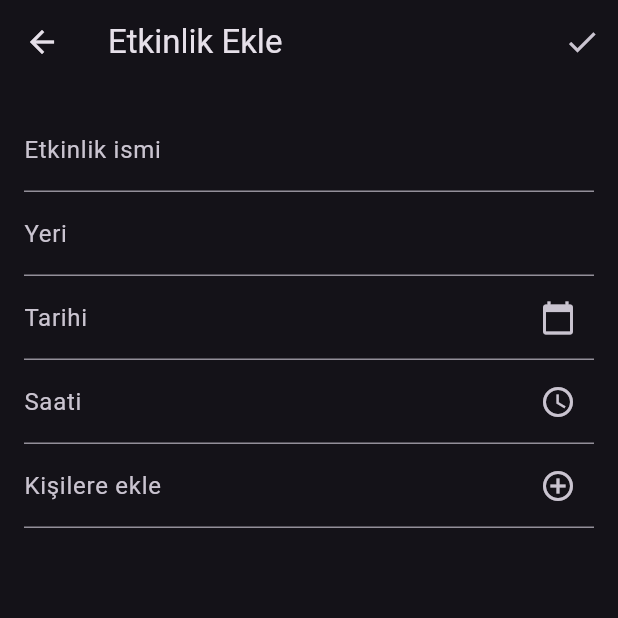
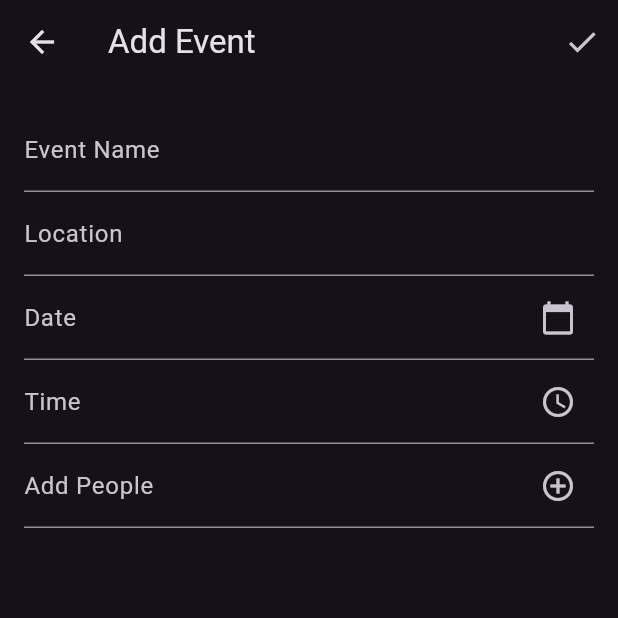
Before and after one commit to unalgithub/etkinlik, a Flutter app: the EventPage screen opened directly, item 2 of the bottom bar chosen, after a tap on the "playlist add" icon, on a phone screen of 412 x 824 dp, the top half of it. Run offline on Flutter 3.47's test engine with Material 3 defaults, Android fonts, the phone set to English and light mode, and no system bars; our stand-ins replace animated_bottom_navigation_bar, auto_size_text, cloud_firestore, easy_localization, firebase_auth, firebase_core and 4 more; accounts and stored records are empty.

Commit message:
language-update

```diff
--- a/assets/langs/en-US.json
+++ /dev/null
@@ -1,3 +0,0 @@
-{
-  "Change to Turkish": "Change to Turkish"
-}
--- a/assets/langs/tr-TR.json
+++ /dev/null
@@ -1,3 +0,0 @@
-{
-  "Change to Turkish": "Türkçeye geç"
-}
--- a/lib/screens/anasayfa.dart
+++ b/lib/screens/anasayfa.dart
@@ -1,3 +1,4 @@
+import 'package:flutter/foundation.dart';
 import 'package:flutter/material.dart';
 import 'package:animated_bottom_navigation_bar/animated_bottom_navigation_bar.dart';
 import 'package:auto_size_text/auto_size_text.dart';
@@ -6,6 +7,7 @@ import 'package:deneme/providers/event_provider.dart';
 import 'package:deneme/providers/theme_provider.dart';
 import 'package:deneme/screens/etkinlikdetay.dart';
 import 'package:deneme/screens/etkinlikekle.dart';
+import 'package:easy_localization/easy_localization.dart';
 
 class EventPage extends StatefulWidget {
   const EventPage({super.key});
@@ -77,12 +79,14 @@ class _EventPageState extends State<EventPage> with TickerProviderStateMixin {
           body: Stack(
             children: [
               _getBody(eventProvider),
-              if (_bottomNavIndex == 3) // Sadece Page 3'te butonu göster
+              if (_bottomNavIndex == 3)
                 Positioned(
                   top: 16,
                   right: 15,
                   child: SafeArea(
-                    child: IconButton(
+                    child: Column(
+                      children: [
+                        IconButton(
                           icon: Icon(
                             Provider.of<ThemeProvider>(context).isDarkMode
                                 ? Icons.light_mode
@@ -92,6 +96,14 @@ class _EventPageState extends State<EventPage> with TickerProviderStateMixin {
                             Provider.of<ThemeProvider>(context, listen: false)
                                 .toogleTheme();
                           },
+                        ),
+                        IconButton(
+                          icon: const Icon(Icons.language),
+                          onPressed: () {
+                            _changeLanguage(context);
+                          },
+                        ),
+                      ],
                     ),
                   ),
                 ),
@@ -112,7 +124,7 @@ class _EventPageState extends State<EventPage> with TickerProviderStateMixin {
                 ),
               );
             },
-            tooltip: 'Etkinlik ekle',
+            tooltip: 'add_event'.tr(),
             child: const Icon(Icons.playlist_add_outlined),
           ),
           floatingActionButtonLocation:
@@ -135,10 +147,10 @@ class _EventPageState extends State<EventPage> with TickerProviderStateMixin {
                     padding: const EdgeInsets.symmetric(horizontal: 8),
                     child: AutoSizeText(
                       index == 0
-                          ? "Etkinlikler"
+                          ? "events".tr()
                           : index == 3
-                              ? "Ayarlar"
-                              : "", // index 1 ve 2 durumları için boş metin
+                              ? "settings".tr()
+                              : "page".tr(args: [index.toString()]),
                       maxLines: 1,
                       style: TextStyle(color: color),
                     ),
@@ -162,17 +174,32 @@ class _EventPageState extends State<EventPage> with TickerProviderStateMixin {
     );
   }
 
+  void _changeLanguage(BuildContext context) {
+    final currentLocale = context.locale;
+    if (kDebugMode) {
+      print("Current Locale: $currentLocale");
+    }
+
+    final newLocale = currentLocale == const Locale('tr', 'TR')
+        ? const Locale('en', 'US')
+        : const Locale('tr', 'TR');
+
+    context.setLocale(newLocale);
+    if (kDebugMode) {
+      print("New Locale: $newLocale");
+    }
+  }
+
   Widget _getBody(EventProvider eventProvider) {
     switch (_bottomNavIndex) {
       case 0:
         return _buildEventList(eventProvider);
       case 1:
-        return const Center(child: Text("Add Event"));
-
+        return const Center(child: Text('"Sayfa 1"'));
       case 3:
-        return const Center(child: Text("Ayarlar")); // Page 3 için özel içerik
+        return const Center(child: Text("Ayarlar"));
       default:
-        return Center(child: Text("Page $_bottomNavIndex"));
+        return Center(child: Text("page".tr(args: [_bottomNavIndex.toString()])));
     }
   }
 
@@ -206,11 +233,11 @@ class _EventPageState extends State<EventPage> with TickerProviderStateMixin {
                     subtitle: Column(
                       crossAxisAlignment: CrossAxisAlignment.start,
                       children: [
-                        Text('Yer: ${event['location']}'),
-                        Text('Tarih: ${event['date']}'),
-                        Text('Saat: ${event['time']}'),
+                        Text('${"location".tr()}: ${event['location']}'),
+                        Text('${"date".tr()}: ${event['date']}'),
+                        Text('${"time".tr()}: ${event['time']}'),
                         const SizedBox(height: 10),
-                        const Text('Katılımcılar:'),
+                        Text('participants'.tr()),
                         ...people.map((person) => Text(person)),
                       ],
                     ),
@@ -229,20 +256,20 @@ class _EventPageState extends State<EventPage> with TickerProviderStateMixin {
       context: context,
       builder: (context) {
         return AlertDialog(
-          title: const Text("Silmek istediğinize emin misiniz?"),
+          title: Text("delete_confirmation".tr()),
           actions: [
             TextButton(
               onPressed: () {
                 Navigator.of(context).pop();
               },
-              child: const Text("İptal"),
+              child: Text("cancel".tr()),
             ),
             TextButton(
               onPressed: () {
                 eventProvider.removeEvent(index);
                 Navigator.of(context).pop();
               },
-              child: const Text("Sil"),
+              child: Text("delete".tr()),
             ),
           ],
         );
--- a/lib/screens/etkinlikekle.dart
+++ b/lib/screens/etkinlikekle.dart
@@ -1,174 +1,167 @@
-import 'package:flutter/material.dart'; // Flutter'ın material tasarım bileşenlerini kullanmak için
+import 'package:flutter/material.dart';
+import 'package:easy_localization/easy_localization.dart'; // easy_localization paketini ekliyoruz
 
 class AddEventPage extends StatefulWidget {
-  final void Function(Map<String, dynamic>) onEventAdded; // Etkinlik eklendiğinde çağrılacak fonksiyon
+  final void Function(Map<String, dynamic>) onEventAdded;
 
-  const AddEventPage({super.key, required this.onEventAdded}); // Constructor, onEventAdded fonksiyonunu alır
+  const AddEventPage({super.key, required this.onEventAdded});
 
   @override
   // ignore: library_private_types_in_public_api
-  _AddEventPageState createState() => _AddEventPageState(); // State oluşturulur
+  _AddEventPageState createState() => _AddEventPageState();
 }
 
 class _AddEventPageState extends State<AddEventPage> {
-  final TextEditingController _nameController = TextEditingController(); // Etkinlik ismi için controller
-  final TextEditingController _locationController = TextEditingController(); // Yer için controller
-  final TextEditingController _dateController = TextEditingController(); // Tarih için controller
-  final TextEditingController _timeController = TextEditingController(); // Saat için controller
-  List<String> people = []; // Kişileri saklamak için liste
-  final TextEditingController _personController = TextEditingController(); // Kişi eklemek için controller
+  final TextEditingController _nameController = TextEditingController();
+  final TextEditingController _locationController = TextEditingController();
+  final TextEditingController _dateController = TextEditingController();
+  final TextEditingController _timeController = TextEditingController();
+  List<String> people = [];
+  final TextEditingController _personController = TextEditingController();
 
   void _addPerson() {
-    // Kişi ekleme işlevi
-    String person = _personController.text; // TextField'dan kişiyi al
-    if (person.isNotEmpty) { // Kişi boş değilse
+    String person = _personController.text;
+    if (person.isNotEmpty) {
       setState(() {
-        people.add(person); // Kişiyi listeye ekle
-        _personController.clear(); // TextField'i temizle
+        people.add(person);
+        _personController.clear();
       });
     }
   }
 
   Future<void> _selectDate(BuildContext context) async {
-    // Tarih seçimi işlevi
     final DateTime? picked = await showDatePicker(
-      context: context, // Dialog'un gösterileceği context
-      initialDate: DateTime.now(), // Varsayılan olarak bugünkü tarih
-      firstDate: DateTime.now(), // Seçilebilecek en erken tarih
-      lastDate: DateTime(2100), // Seçilebilecek en geç tarih
+      context: context,
+      initialDate: DateTime.now(),
+      firstDate: DateTime.now(),
+      lastDate: DateTime(2100),
     );
     if (picked != null) {
-      // Eğer bir tarih seçildiyse
       setState(() {
-        _dateController.text = "${picked.toLocal()}".split(' ')[0]; // Seçilen tarihi TextField'a yaz
+        _dateController.text = "${picked.toLocal()}".split(' ')[0];
       });
     }
   }
 
   Future<void> _selectTime(BuildContext context) async {
-  // Saat seçimi işlevi
     final TimeOfDay? picked = await showTimePicker(
-    context: context, // Dialog'un gösterileceği context
-    initialTime: TimeOfDay.now(), // Varsayılan olarak mevcut saat
+      context: context,
+      initialTime: TimeOfDay.now(),
       builder: (BuildContext context, Widget? child) {
         return MediaQuery(
-        data: MediaQuery.of(context).copyWith(alwaysUse24HourFormat: true), // 24 saat formatını etkinleştir
+          data: MediaQuery.of(context).copyWith(alwaysUse24HourFormat: true),
           child: child!,
         );
       },
     );
     if (picked != null) {
-  // Eğer bir saat seçildiyse
       setState(() {
-    // Seçilen saati 24 saat formatında TextField'a yaz
-    final hour = picked.hour.toString().padLeft(2, '0'); // Saati iki basamaklı olacak şekilde formatla
-    final minute = picked.minute.toString().padLeft(2, '0'); // Dakikayı iki basamaklı olacak şekilde formatla
-    _timeController.text = '$hour:$minute'; // Saati ve dakikayı birleştir
+        final hour = picked.hour.toString().padLeft(2, '0');
+        final minute = picked.minute.toString().padLeft(2, '0');
+        _timeController.text = '$hour:$minute';
       });
     }
   }
 
   void _submitEvent() {
-    // Etkinlik gönderme işlevi
-    final String name = _nameController.text; // Etkinlik ismini al
-    final String location = _locationController.text; // Yeri al
-    final String date = _dateController.text; // Tarihi al
-    final String time = _timeController.text; // Saati al
+    final String name = _nameController.text;
+    final String location = _locationController.text;
+    final String date = _dateController.text;
+    final String time = _timeController.text;
 
     if (name.isNotEmpty && location.isNotEmpty && date.isNotEmpty && time.isNotEmpty) {
-      // Tüm alanlar doluysa
       widget.onEventAdded({
         'name': name,
         'location': location,
         'date': date,
         'time': time,
-        'people': people, // Kişileri etkinlik bilgileriyle birlikte gönder
+        'people': people,
       });
-      Navigator.of(context).pop(); // Sayfayı kapat
+      Navigator.of(context).pop();
     }
   }
 
   @override
   void dispose() {
-    // Kullanıcı arayüzü bileşenleri kapatılırken çağrılır
-    _nameController.dispose(); // _nameController'ı kapat
-    _locationController.dispose(); // _locationController'ı kapat
-    _dateController.dispose(); // _dateController'ı kapat
-    _timeController.dispose(); // _timeController'ı kapat
-    _personController.dispose(); // _personController'ı kapat
-    super.dispose(); // Üst sınıfın dispose metodunu çağır
+    _nameController.dispose();
+    _locationController.dispose();
+    _dateController.dispose();
+    _timeController.dispose();
+    _personController.dispose();
+    super.dispose();
   }
 
   @override
   Widget build(BuildContext context) {
-    // Uygulamanın görünümünü oluşturan build metodu
     return Scaffold(
       appBar: AppBar(
         leading: IconButton(
-          icon: const Icon(Icons.arrow_back), // Geri butonu ikonu
+          icon: const Icon(Icons.arrow_back),
           onPressed: () {
-            Navigator.of(context).pop(); // Geri butonuna tıklanınca sayfayı kapat
+            Navigator.of(context).pop();
           },
+          tooltip: 'back'.tr(),
         ),
-        title: const Text('Etkinlik Ekle'), // Sayfanın başlığı
+        title: Text('add_event'.tr()),
         actions: [
           IconButton(
-            icon: const Icon(Icons.check), // Onay butonu ikonu
-            onPressed: _submitEvent, // Onay butonuna tıklanınca etkinliği gönder
+            icon: const Icon(Icons.check),
+            onPressed: _submitEvent,
+            tooltip: 'confirm'.tr(),
           ),
         ],
       ),
       body: Padding(
-        padding: const EdgeInsets.all(16.0), // Sayfa kenar boşlukları
+        padding: const EdgeInsets.all(16.0),
         child: Column(
           children: [
             TextField(
-              controller: _nameController, // Etkinlik ismi için controller
-              decoration: const InputDecoration(labelText: 'Etkinlik ismi'), // TextField'in etiketi
+              controller: _nameController,
+              decoration: InputDecoration(labelText: 'event_name'.tr()),
             ),
             TextField(
-              controller: _locationController, // Yeri için controller
-              decoration: const InputDecoration(labelText: 'Yeri'), // TextField'in etiketi
+              controller: _locationController,
+              decoration: InputDecoration(labelText: 'location'.tr()),
             ),
             TextField(
-              controller: _dateController, // Tarih için controller
+              controller: _dateController,
               decoration: InputDecoration(
-                labelText: 'Tarihi', // TextField'in etiketi
+                labelText: 'date'.tr(),
                 suffixIcon: IconButton(
-                  icon: const Icon(Icons.calendar_today), // Takvim ikonu
-                  onPressed: () => _selectDate(context), // Tarih seçimi için buton
+                  icon: const Icon(Icons.calendar_today),
+                  onPressed: () => _selectDate(context),
                 ),
               ),
-              readOnly: true, // Sadece tıklama ile seçim yapılabilir
+              readOnly: true,
             ),
             TextField(
-              controller: _timeController, // Saat için controller
+              controller: _timeController,
               decoration: InputDecoration(
-                labelText: 'Saati', // TextField'in etiketi
+                labelText: 'time'.tr(),
                 suffixIcon: IconButton(
-                  icon: const Icon(Icons.access_time), // Saat ikonu
-                  onPressed: () => _selectTime(context), // Saat seçimi için buton
+                  icon: const Icon(Icons.access_time),
+                  onPressed: () => _selectTime(context),
                 ),
               ),
-              readOnly: true, // Sadece tıklama ile seçim yapılabilir
+              readOnly: true,
             ),
             TextField(
-              controller: _personController, // Kişi eklemek için controller
+              controller: _personController,
               decoration: InputDecoration(
-                labelText: 'Kişilere ekle', // TextField'in etiketi
+                labelText: 'add_people'.tr(),
                 suffixIcon: IconButton(
-                  icon: const Icon(Icons.add_circle_outline), // Ekleme butonu ikonu
-                  onPressed: _addPerson, // Ekleme butonuna tıklanınca kişiyi ekle
+                  icon: const Icon(Icons.add_circle_outline),
+                  onPressed: _addPerson,
                 ),
               ),
             ),
-            const SizedBox(height: 20), // Görsel boşluk
+            const SizedBox(height: 20),
             Expanded(
               child: ListView.builder(
-                itemCount: people.length, // Kişi sayısına göre liste öğesi sayısı
+                itemCount: people.length,
                 itemBuilder: (context, index) {
                   return ListTile(
-                    title: Text(people[index]), // Kişi ismini göster
+                    title: Text(people[index]),
                   );
                 },
               ),
--- a/pubspec.yaml
+++ b/pubspec.yaml
@@ -39,4 +39,4 @@ dev_dependencies:
 flutter:
   uses-material-design: true
   assets:
-    - assets/langs/
+    - assets/translations/
```
Also changed, not shown: assets/translations/en-US.json (added, +24 -0 lines), assets/translations/tr-TR.json (added, +24 -0 lines), lib/core/app_localization.dart (added, +13 -0 lines), lib/main.dart (+18 -13 lines), lib/screens/etkinlikdetay.dart (+12 -12 lines), 1 other file. Lines whose indentation alone changed are shown as unchanged.
